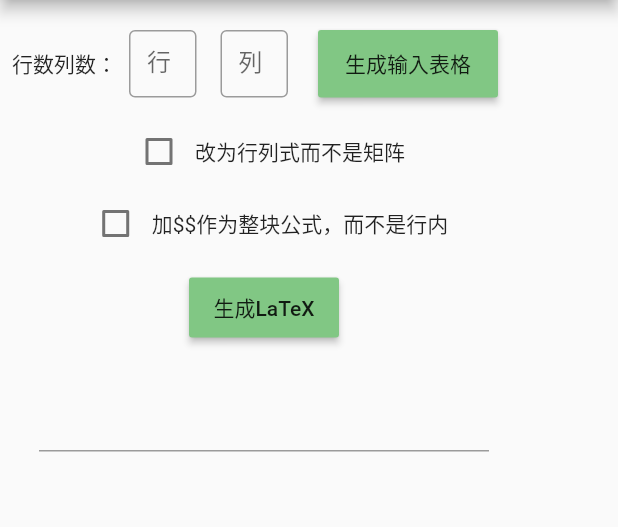
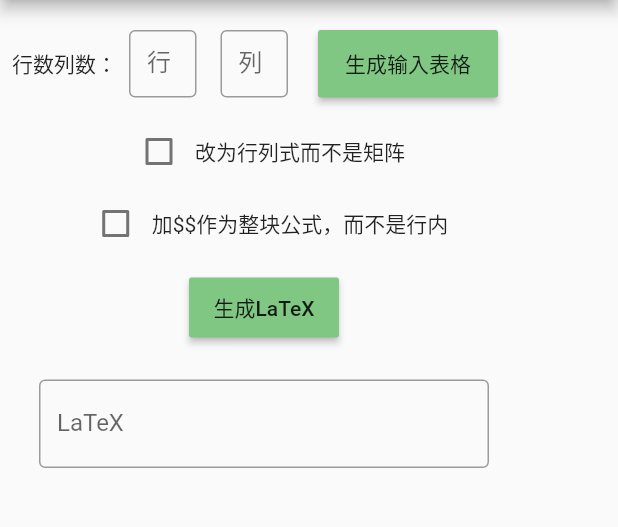
Before and after one commit to GinRyan/MatrixLaTeX, a Flutter app: the screen it shows after launch, on a phone screen of 412 x 824 dp, the part 84-611 px from its top. Run offline on Flutter 3.47's test engine with Material 2 defaults, Android fonts, the phone set to English and light mode, and no system bars.

Commit message:
nothing to change.

```diff
--- a/lib/main.dart
+++ b/lib/main.dart
@@ -32,6 +32,8 @@ class MainFrameWidget extends StatefulWidget {
   }
 }
 
+List<List<String>> _table = [];
+
 class MainFrameWidgetState extends State<MainFrameWidget> {
   ValueChanged<String> onRowInput;
   ValueChanged<String> onColumnInput;
@@ -41,7 +43,6 @@ class MainFrameWidgetState extends State<MainFrameWidget> {
   int rowReadOnly = 0;
   int columnReadOnly = 0;
 
-  List<List<String>> _table = [];
   List<List<TextEditingController>> _textEditingController = [];
   TextEditingController outputEditingController = TextEditingController();
 
@@ -114,7 +115,6 @@ class MainFrameWidgetState extends State<MainFrameWidget> {
 
   @override
   Widget build(BuildContext context) {
-    _table = [];
     _textEditingController = [];
 
     List<Widget> _columnLines = [];
@@ -171,6 +171,7 @@ class MainFrameWidgetState extends State<MainFrameWidget> {
 
     List<Widget> line = [
       Row(
+        mainAxisAlignment: MainAxisAlignment.start,
         children: [
           Text("行数列数："),
           Container(
@@ -311,8 +312,8 @@ class MainFrameWidgetState extends State<MainFrameWidget> {
             controller: outputEditingController,
             enableInteractiveSelection: true,
             readOnly: false,
-            // decoration: InputDecoration(
-            //     border: OutlineInputBorder(), labelText: 'LaTeX'),
+            decoration: InputDecoration(
+                border: OutlineInputBorder(), labelText: 'LaTeX'),
           ),
         ),
         padding: EdgeInsets.symmetric(vertical: 16),
```
Also changed, not shown: pubspec.lock.
